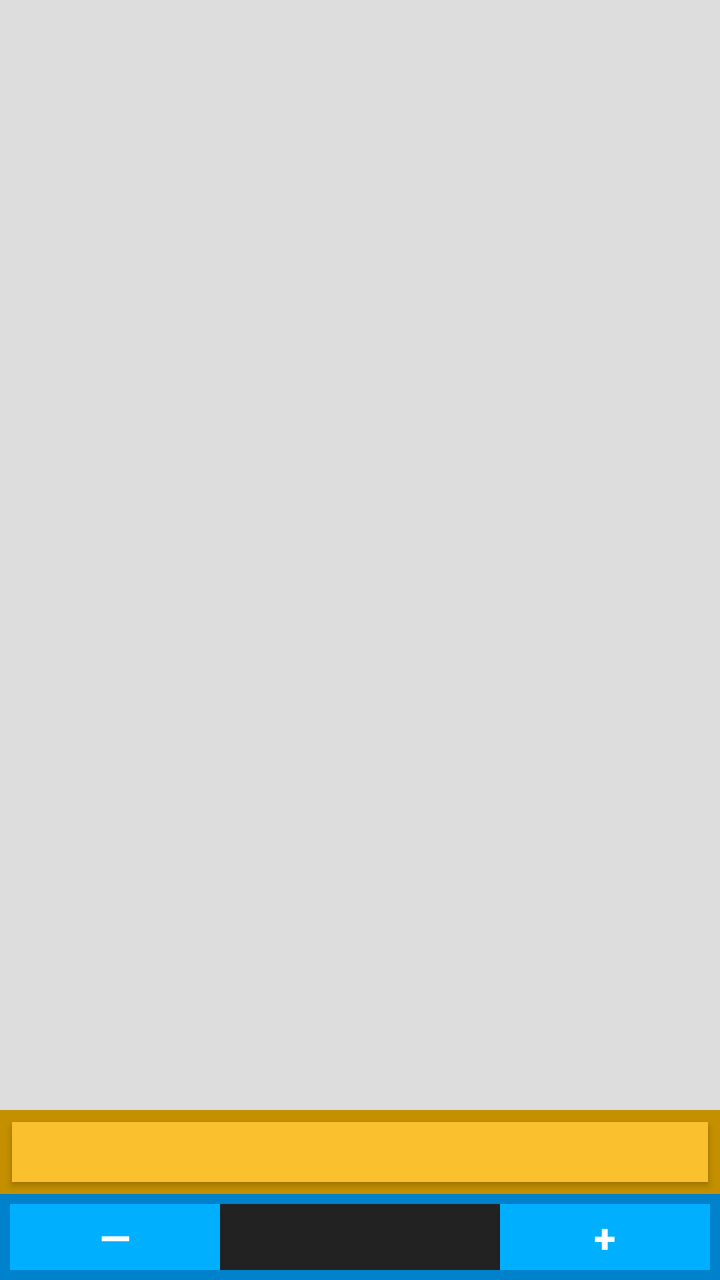
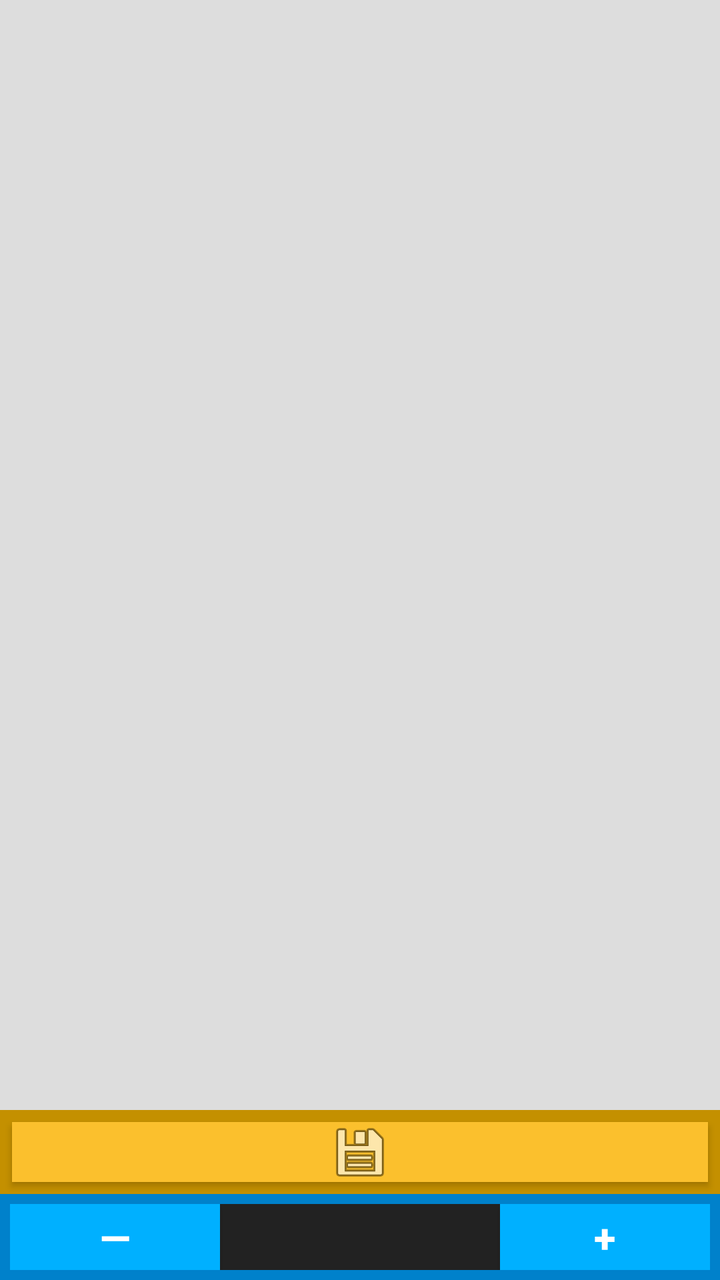

Screens rendered from an Android XML layout before and after an edit, with the pre-edit source and the edit as a unified diff.
<!-- AndroidManifest.xml: application theme AppTheme -->
<!-- res/layout/fragment_donation.xml -->
<?xml version="1.0" encoding="utf-8"?>
<LinearLayout
    android:id="@+id/donation_fragment"
    xmlns:android="http://schemas.android.com/apk/res/android"
    xmlns:app="http://schemas.android.com/apk/res-auto"
    xmlns:tools="http://schemas.android.com/tools"
    android:layout_width="match_parent"
    android:layout_height="match_parent"
    android:orientation="vertical">

    <LinearLayout
        android:layout_width="match_parent"
        android:layout_height="0dp"
        android:layout_weight=".8"
        android:orientation="horizontal">

        <androidx.recyclerview.widget.RecyclerView
            android:id="@+id/donation_list"
            android:layout_width="match_parent"
            android:layout_height="match_parent"
            android:paddingTop="4dp"
            android:paddingBottom="4dp"
            android:background="@color/colorNeutral"
            app:layoutManager="androidx.recyclerview.widget.LinearLayoutManager"
            tools:listitem="@layout/item_search"/>

        <FrameLayout
            android:id="@+id/donation_detail_container"
            android:layout_width="match_parent"
            android:layout_height="match_parent"
            android:visibility="gone"
            android:background="@color/colorNeutral"
            app:layout_behavior="@string/appbar_scrolling_view_behavior" />

    </LinearLayout>

    <ProgressBar
        android:id="@+id/ad_progress"
        android:layout_width="match_parent"
        android:layout_height="8dp"
        android:indeterminate="true"
        android:indeterminateTintMode="src_atop"
        android:indeterminateTint="@color/colorChalk"
        android:visibility="gone"
        app:layout_anchor="@id/conversion_bar"
        app:layout_anchorGravity="top|center_horizontal"
        style="?android:attr/progressBarStyleHorizontal" />

    <FrameLayout
        xmlns:android="http://schemas.android.com/apk/res/android"
        android:id="@+id/conversion_bar"
        android:layout_width="match_parent"
        android:layout_height="wrap_content"
        android:background="@color/colorAccentDark">

        <ImageButton
            android:id="@+id/conversion_button"
            android:layout_width="match_parent"
            android:layout_height="30dp"
            android:layout_gravity="start|center_vertical"
            android:gravity="center"
            android:layout_margin="6dp"
            android:background="@color/colorAccent"
            style="@style/Widget.AppCompat.Button" />

    </FrameLayout>

    <LinearLayout
        android:layout_width="match_parent"
        android:layout_height="wrap_content"
        android:background="@color/colorPrimaryDark"
        android:padding="5dp"
        android:orientation="horizontal">

        <Button
            android:id="@+id/donation_decrement_button"
            android:layout_width="0dp"
            android:layout_height="match_parent"
            android:layout_weight=".3"
            android:layout_gravity="start"
            android:gravity="center"
            android:background="@color/colorPrimary"
            android:textSize="@dimen/text_size_paragraph_title"
            android:textColor="#fff"
            android:textStyle="bold"
            android:text="@string/symbol_decrement_button"
            android:contentDescription="@string/description_decrement_donation_text"/>

        <FrameLayout
            android:id="@+id/donation_amount_label"
            android:layout_width="0dp"
            android:layout_height="wrap_content"
            android:layout_weight=".4"
            android:labelFor="@id/donation_amount_text">

            <EditText
                android:id="@+id/donation_amount_text"
                android:layout_width="match_parent"
                android:layout_height="wrap_content"
                android:padding="3dp"
                android:layout_gravity="center"
                android:background="@color/colorSlate"
                android:gravity="center"
                android:textSize="@dimen/text_size_paragraph_title"
                android:textStyle="bold"
                android:textColor="#fff"
                android:inputType="numberDecimal"
                android:imeOptions="actionDone"
                android:importantForAutofill="no"/>

        </FrameLayout>

        <Button
            android:id="@+id/donation_increment_button"
            android:layout_width="0dp"
            android:layout_height="match_parent"
            android:layout_weight=".3"
            android:layout_gravity="end"
            android:gravity="center"
            android:background="@color/colorPrimary"
            android:textSize="@dimen/text_size_paragraph_title"
            android:textColor="#fff"
            android:textStyle="bold"
            android:text="@string/symbol_increment_button"
            android:contentDescription="@string/description_increment_donation_text"/>

    </LinearLayout>

</LinearLayout>
<!-- res/layout/item_search.xml (included above) -->
<?xml version="1.0" encoding="utf-8"?>
<LinearLayout xmlns:android="http://schemas.android.com/apk/res/android"
    android:layout_width="match_parent"
    android:layout_height="wrap_content"
    android:orientation="vertical"
    android:layout_margin="1dp"
    android:background="#fff">

    <TextView
        android:id="@+id/search_item_primary"
        android:layout_width="match_parent"
        android:layout_height="wrap_content"
        android:layout_margin="4dp"
        android:textSize="@dimen/text_size_paragraph_title"
        android:textAppearance="?attr/textAppearanceListItem" />

    <LinearLayout xmlns:android="http://schemas.android.com/apk/res/android"
        android:layout_width="match_parent"
        android:layout_height="0dp"
        android:layout_weight="1"
        android:orientation="horizontal"
        android:baselineAligned="false"
        android:gravity="center">

        <LinearLayout xmlns:android="http://schemas.android.com/apk/res/android"
            android:layout_width="0dp"
            android:layout_height="match_parent"
            android:layout_weight="1"
            android:orientation="vertical">

            <TextView
                android:id="@+id/search_item_secondary"
                android:layout_width="match_parent"
                android:layout_height="wrap_content"
                android:layout_margin="4dp"
                android:textAppearance="?attr/textAppearanceListItem" />

            <TextView
                android:id="@+id/search_item_tertiary"
                android:layout_width="match_parent"
                android:layout_height="wrap_content"
                android:layout_margin="4dp"
                android:textAppearance="?attr/textAppearanceListItem" />

        </LinearLayout>

        <RelativeLayout
            android:layout_width="wrap_content"
            android:layout_height="match_parent"
            android:background="#000"
            android:gravity="end">

            <ImageView
                android:id="@+id/search_item_logo"
                android:layout_width="wrap_content"
                android:layout_height="match_parent"
                android:adjustViewBounds="true"
                android:contentDescription="@string/description_charity_logo"/>

        </RelativeLayout>

    </LinearLayout>

</LinearLayout>
<!-- resources referenced by this layout -->
<resources>
  <color name="colorAccent">#FBC02D</color>
  <color name="colorAccentDark">#C49000</color>
  <color name="colorChalk">#F5F5F5</color>
  <color name="colorNeutral">#DDD</color>
  <color name="colorPrimary">#00B0FF</color>
  <color name="colorPrimaryDark">#0081CB</color>
  <color name="colorSlate">#222</color>
  <dimen name="text_size_paragraph_title">20sp</dimen>
  <string name="description_charity_logo">This is the logo that corresponds to the listed charity</string>
  <string name="description_decrement_donation_text">Press this button to decrease your total donation amount</string>
  <string name="description_increment_donation_text">Press this button to increase your total donation amount</string>
  <string name="symbol_decrement_button">—</string>
  <string name="symbol_increment_button">+</string>
  <style name="AppTheme" parent="Theme.AppCompat.Light.DarkActionBar">
          <item name="colorPrimary">@color/colorPrimary</item>
          <item name="colorPrimaryDark">@color/colorPrimaryDark</item>
          <item name="colorAccent">@color/colorAccent</item>
          <item name="popupMenuStyle">@style/AppTheme.PopupOverlay</item>
      </style>
  <style name="AppTheme.PopupOverlay" parent="@android:style/Widget.PopupMenu">
          <item name="android:background">@color/colorPrimary</item>
      </style>
</resources>

<!-- the commit's change to res/layout/fragment_donation.xml (unified diff, before → after) -->
@@ -35,12 +35,12 @@
     </LinearLayout>
 
     <ProgressBar
-        android:id="@+id/ad_progress"
+        android:id="@+id/save_progress"
         android:layout_width="match_parent"
-        android:layout_height="8dp"
+        android:layout_height="16dp"
         android:indeterminate="true"
         android:indeterminateTintMode="src_atop"
-        android:indeterminateTint="@color/colorChalk"
+        android:indeterminateTint="#00FF00"
         android:visibility="gone"
         app:layout_anchor="@id/conversion_bar"
         app:layout_anchorGravity="top|center_horizontal"
@@ -54,13 +54,14 @@
         android:background="@color/colorAccentDark">
 
         <ImageButton
-            android:id="@+id/conversion_button"
+            android:id="@+id/save_button"
             android:layout_width="match_parent"
             android:layout_height="30dp"
             android:layout_gravity="start|center_vertical"
             android:gravity="center"
             android:layout_margin="6dp"
             android:background="@color/colorAccent"
+            android:src="@drawable/action_save"
             style="@style/Widget.AppCompat.Button" />
 
     </FrameLayout>
<!-- resource entries referenced after the edit -->
@@ -2,12 +2,12 @@
 <resources>
   <color name="colorAccent">#FBC02D</color>
   <color name="colorAccentDark">#C49000</color>
-  <color name="colorChalk">#F5F5F5</color>
   <color name="colorNeutral">#DDD</color>
   <color name="colorPrimary">#00B0FF</color>
   <color name="colorPrimaryDark">#0081CB</color>
   <color name="colorSlate">#222</color>
   <dimen name="text_size_paragraph_title">20sp</dimen>
+  <!-- drawable action_save: png bitmap (drawable-hdpi, 1248 bytes) -->
   <string name="description_charity_logo">This is the logo that corresponds to the listed charity</string>
   <string name="description_decrement_donation_text">Press this button to decrease your total donation amount</string>
   <string name="description_increment_donation_text">Press this button to increase your total donation amount</string>
